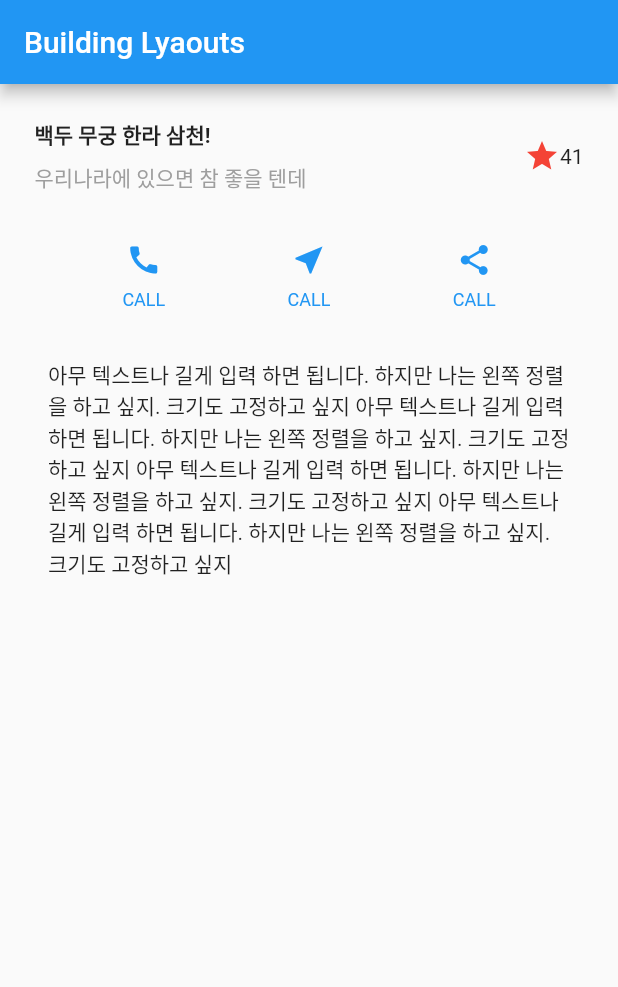
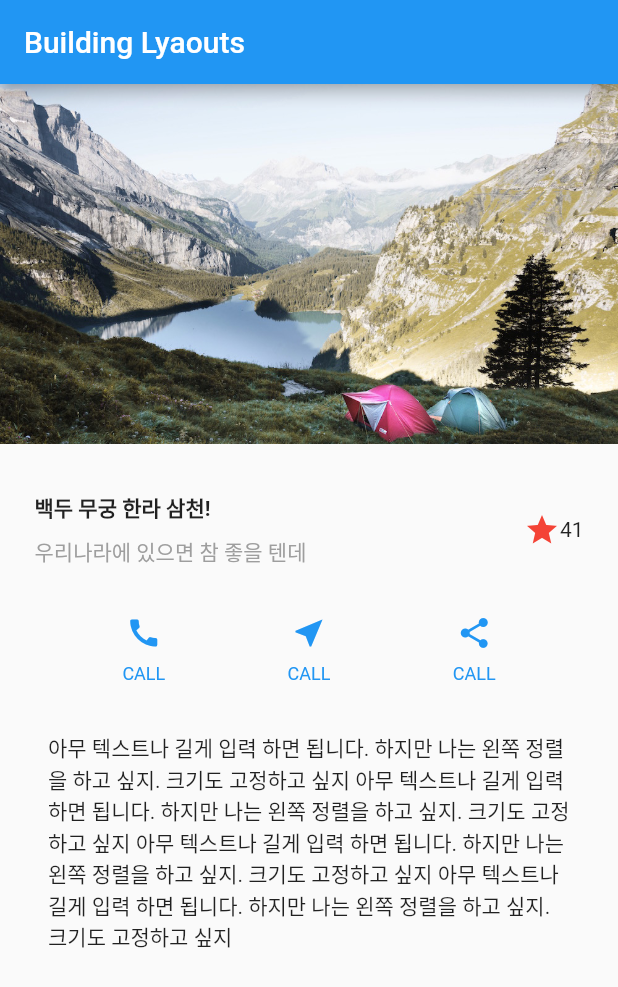
Before and after one commit to Dart-for-Apps/flutter-building-layouts, a Flutter app: the screen it shows after launch, on a phone screen of 412 x 824 dp. Shown: the top 987 px of the screen. Run offline on Flutter 3.47's test engine with Material 2 defaults, Android fonts, the phone set to English and light mode, and no system bars.

Commit message:
Complete Step 5

```diff
--- a/lib/main.dart
+++ b/lib/main.dart
@@ -24,15 +24,30 @@ class BuildingLayouts extends StatelessWidget {
       appBar: AppBar(
         title: Text('Building Lyaouts'),
       ),
-      body: Column(
+      body: ListView(
+        // 향 후 앱 확장을 위해 리스트 방향을 가로로 수정
+        scrollDirection: Axis.horizontal,
+        children: <Widget>[
+          Container(
+            // horizontal 리스트의 경우 width 정보가 반드시 필요
+            // vertical 리스트의 경우는 height 정보가 반드시 필요
+            width: MediaQuery.of(context).size.width,
+            child: Column(
               crossAxisAlignment: CrossAxisAlignment.start,
               children: <Widget>[
+                ImageSection(),
+                SizedBox(
+                  height: 9.0,
+                ),
                 TitleSection(),
                 SizedBox(
                   height: 9.0,
                 ),
                 ButtonSection(),
                 TextSection(),
+              ],
+            ),
+          ),
         ],
       ),
     );
@@ -138,3 +153,16 @@ class TextSection extends StatelessWidget {
     );
   }
 }
+
+class ImageSection extends StatelessWidget {
+  @override
+  Widget build(BuildContext context) {
+    // TODO: implement build
+    return Image.asset(
+      'images/lake.jpg',
+      width: 600.0,
+      height: 240.0,
+      fit: BoxFit.cover,
+    );
+  }
+}
```
Lines whose indentation alone changed are shown as unchanged.
